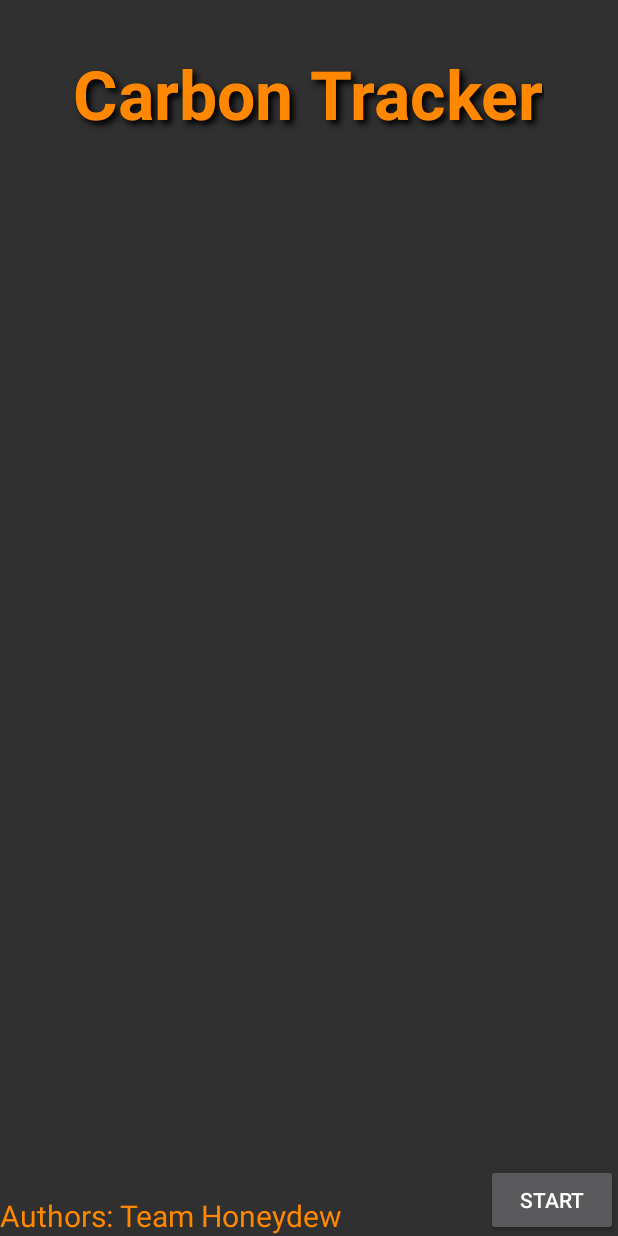
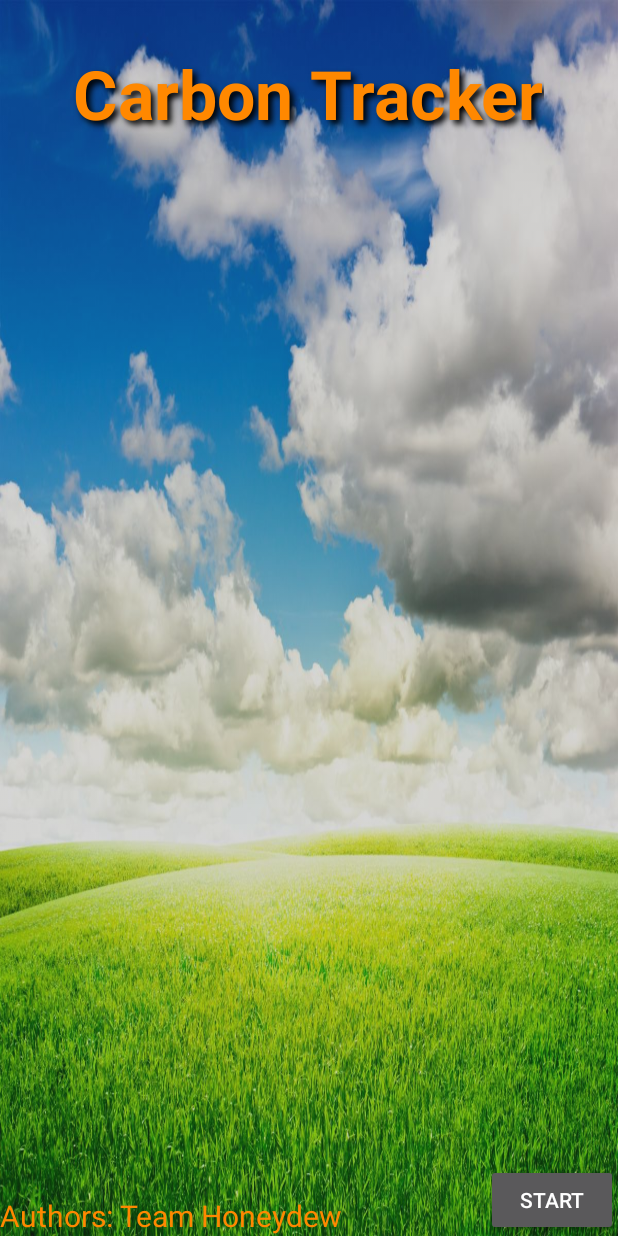
Before and after one commit to Asteriw/CMPT276-CarbonTracker, an Android app: the screen it shows after launch (SplashScreen), on a phone screen of 412 x 824 dp. Run offline under Robolectric (Android 15) with nearby library versions, the phone set to English and light mode, and no system bars.

Commit message:
Merging branches. Hopefully this fixes all my merge issues. AGAIN.

```diff
--- a/CarbonFootprintTracker/app/src/main/res/layout/activity_splash_screen.xml
+++ b/CarbonFootprintTracker/app/src/main/res/layout/activity_splash_screen.xml
@@ -17,6 +17,18 @@
         android:id="@+id/btnsplashstart"
         android:elevation="0dp"
         tools:elevation="0dp" />
+
+    <ImageView
+        android:layout_width="wrap_content"
+        android:layout_height="wrap_content"
+        android:scaleType="fitXY"
+        app:srcCompat="@drawable/image4"
+        android:layout_centerVertical="true"
+        android:id="@+id/splashbackground"
+        android:adjustViewBounds="false"
+        android:alpha="0.8"
+        android:elevation="1dp"
+        tools:elevation="1dp" />
 
     <TextView
         android:layout_width="wrap_content"
```
